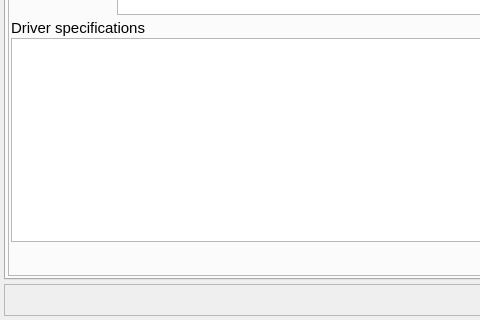
bisegni/chaosframework, file ccs/node/control_unit/ControUnitInstanceEditor.ui: the form before one commit; both pictures show x 0 to 480 and y 240 to 560 of the 800 by 560 pixel window.
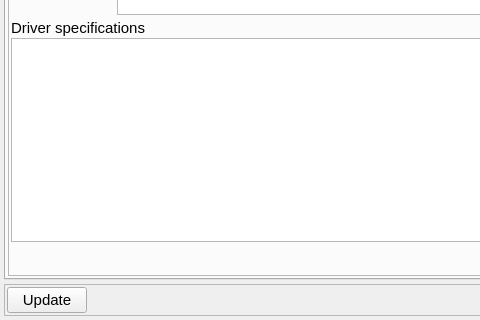
The form after the commit. The open tabs and pages were chosen to show the change.

Commit message: now mds api for control unit instance uses the property grou for store control unit porperty

```diff
--- a/ccs/node/control_unit/ControUnitInstanceEditor.ui
+++ b/ccs/node/control_unit/ControUnitInstanceEditor.ui
@@ -767,6 +767,18 @@
       <property name="bottomMargin">
        <number>2</number>
       </property>
+      <item>
+       <widget class="QPushButton" name="pushButtonUpdateALL">
+        <property name="font">
+         <font>
+          <pointsize>11</pointsize>
+         </font>
+        </property>
+        <property name="text">
+         <string>Update</string>
+        </property>
+       </widget>
+      </item>
       <item>
        <spacer name="horizontalSpacer">
         <property name="orientation">
```
Left out of the diff: 2 changed lines with no effect on the pictures. The commit also changes 7 other files.
